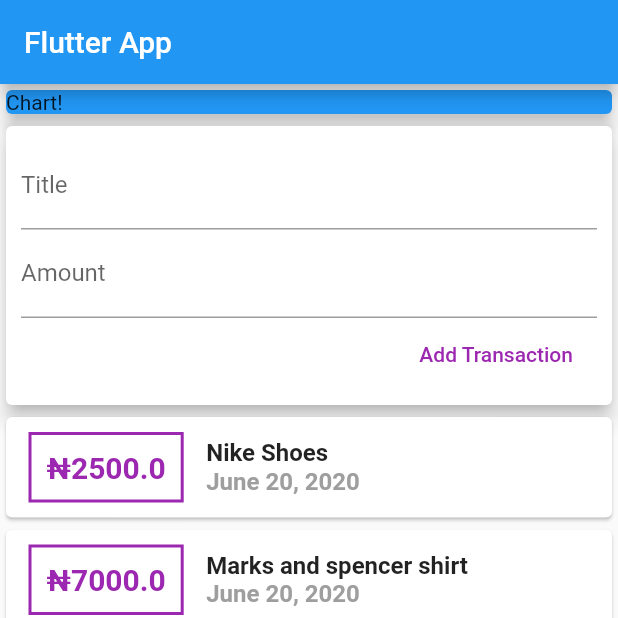
After one commit to eldeeno/personal_expense_app, a Flutter app: the screen it shows after launch, on a phone screen of 412 x 824 dp, the top half of it. The commit adds this screen. Run offline on Flutter 3.47's test engine with Material 2 defaults, Android fonts, the phone set to English and light mode, and no system bars.

Commit message:
Added: multiple widget lifting & state lifting

```diff
--- /dev/null
+++ b/lib/widgets/new_transaction.dart
@@ -0,0 +1,51 @@
+import 'package:flutter/material.dart';
+
+// widgets import
+import './user_transactions.dart';
+
+class NewTransaction extends StatelessWidget {
+  final Function addNewTx;
+  NewTransaction(this.addNewTx);
+  final titleController = TextEditingController();
+  final amountController = TextEditingController();
+
+  @override
+  Widget build(BuildContext context) {
+    return Card(
+              elevation: 5,
+              child: Container(
+                padding: EdgeInsets.all(10),
+                child: Column(
+                  crossAxisAlignment: CrossAxisAlignment.end,
+                  children: <Widget>[
+                    TextField(
+                      decoration: InputDecoration(
+                        labelText: 'Title',
+                      ),
+                      controller: titleController,
+                      // onChanged: (val) => titleInput = val,
+                    ),
+                    TextField(
+                      decoration: InputDecoration(
+                        labelText: 'Amount',
+                      ),
+                      controller: amountController,
+                      // onChanged: (val) => amountInput = val,
+                    ),
+                    FlatButton(
+                      child: Text(
+                        'Add Transaction',
+                        style: TextStyle(
+                          color: Colors.purple,
+                        ),
+                      ),
+                      onPressed: (){
+                        addNewTx(titleController.text, double.parse(amountController.text),);
+                      },
+                    )
+                  ],
+                ),
+              ),
+            );
+  }
+}
--- a/lib/widgets/transaction_list.dart
+++ b/lib/widgets/transaction_list.dart
@@ -1,37 +1,65 @@
 import 'package:flutter/material.dart';
+// 3rd party package
+import 'package:intl/intl.dart';
+// widget
 import '../models/transaction.dart';
 
-class TransactionList extends StatefulWidget {
-  @override
-  _TransactionListState createState() => _TransactionListState();
-}
+class TransactionList extends StatelessWidget {
+  final List<Transaction> transactions;
 
-class _TransactionListState extends State<TransactionList> {
-  final List<Transaction> _userTransaction = [
-    Transaction(
-      id: 't1',
-      title: 'Nike Shoes',
-      amount: 2500,
-      date: DateTime.now(),
-    ),
-    Transaction(
-      id: 't2',
-      title: 'Marks and spencer shirt',
-      amount: 7000,
-      date: DateTime.now(),
-    ),
-    Transaction(
-      id: 't3',
-      title: 'Versace Watch',
-      amount: 25000,
-      date: DateTime.now(),
-    ),
-  ];
-
+  TransactionList(this.transactions);
   @override
   Widget build(BuildContext context) {
-    return Container(
-
-    );
+    return Column(
+              children: transactions.map((tx) {
+                return Card(
+                  child: Row(
+                    children: <Widget>[
+                      Container(
+                        margin: EdgeInsets.symmetric(
+                          vertical: 10,
+                          horizontal: 15,
+                        ),
+                        child: Text(
+                          '₦${tx.amount}',
+                          style: TextStyle(
+                            fontWeight: FontWeight.bold,
+                            fontSize: 20.0,
+                            color: Colors.purple,
+                          ),
+                        ),
+                        decoration: BoxDecoration(
+                          border: Border.all(
+                            color: Colors.purple,
+                            width: 2,
+                          ),
+                        ),
+                        padding: EdgeInsets.all(10),
+                      ),
+                      Column(
+                        crossAxisAlignment: CrossAxisAlignment.start,
+                        children: <Widget>[
+                          Text(
+                            tx.title,
+                            style: TextStyle(
+                              fontSize: 16,
+                              fontWeight: FontWeight.bold,
+                            ),
+                          ),
+                          Text(
+                            DateFormat.yMMMMd().format(tx.date),
+                            style: TextStyle(
+                              color: Colors.grey,
+                              fontSize: 16,
+                              fontWeight: FontWeight.bold,
+                            ),
+                          ),
+                        ],
+                      ),
+                    ],
+                  ),
+                );
+              }).toList(),
+            );
   }
 }
--- /dev/null
+++ b/lib/widgets/user_transactions.dart
@@ -0,0 +1,55 @@
+import 'package:flutter/material.dart';
+// widget imports
+import '../models/transaction.dart';
+import './transaction_list.dart';
+import './new_transaction.dart';
+
+class UserTransaction extends StatefulWidget {
+  @override
+  _UserTransactionState createState() => _UserTransactionState();
+}
+
+class _UserTransactionState extends State<UserTransaction> {
+  final List<Transaction> _userTransactions = [
+    Transaction(
+      id: 't1',
+      title: 'Nike Shoes',
+      amount: 2500,
+      date: DateTime.now(),
+    ),
+    Transaction(
+      id: 't2',
+      title: 'Marks and spencer shirt',
+      amount: 7000,
+      date: DateTime.now(),
+    ),
+    Transaction(
+      id: 't3',
+      title: 'Versace Watch',
+      amount: 25000,
+      date: DateTime.now(),
+    ),
+  ];
+
+  void _addNewTransaction(String newTitle, double newAmount) {
+    final newTx = Transaction(
+        title: newTitle,
+        amount: newAmount,
+        date: DateTime.now(),
+        id: DateTime.now().toString());
+
+        setState(() {
+          _userTransactions.add(newTx);
+        });
+  }
+
+  @override
+  Widget build(BuildContext context) {
+    return Column(
+      children: <Widget>[
+        NewTransaction(_addNewTransaction),
+        TransactionList(_userTransactions),
+      ],
+    );
+  }
+}
```
Also changed, not shown: lib/main.dart (+4 -117 lines).
